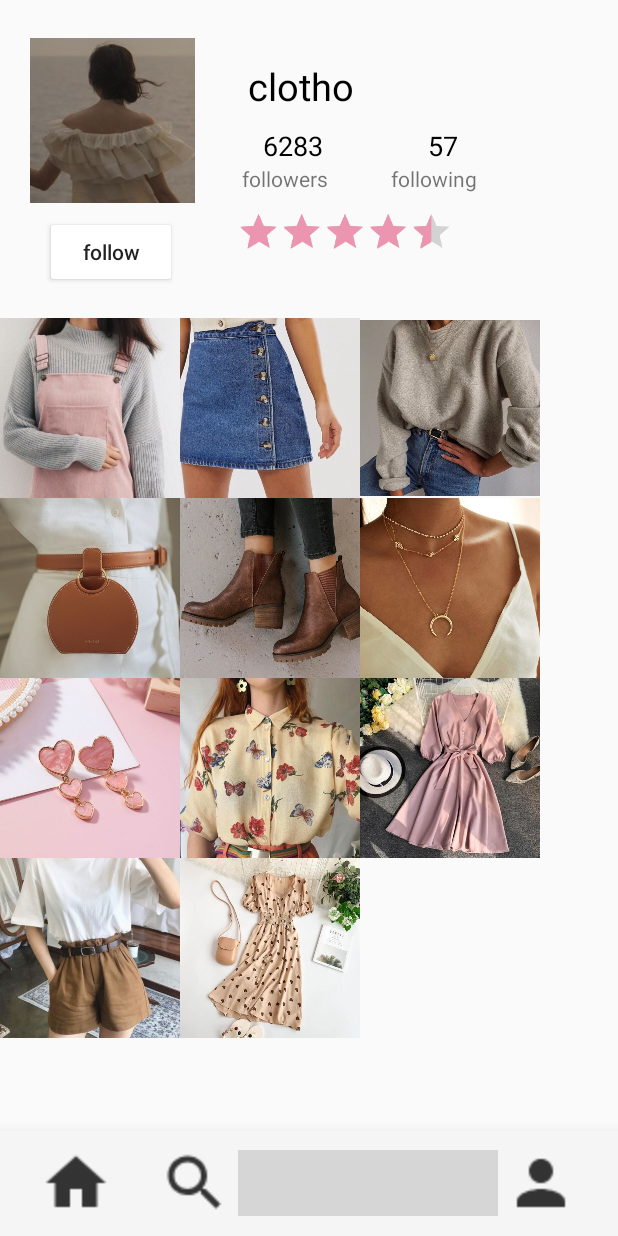
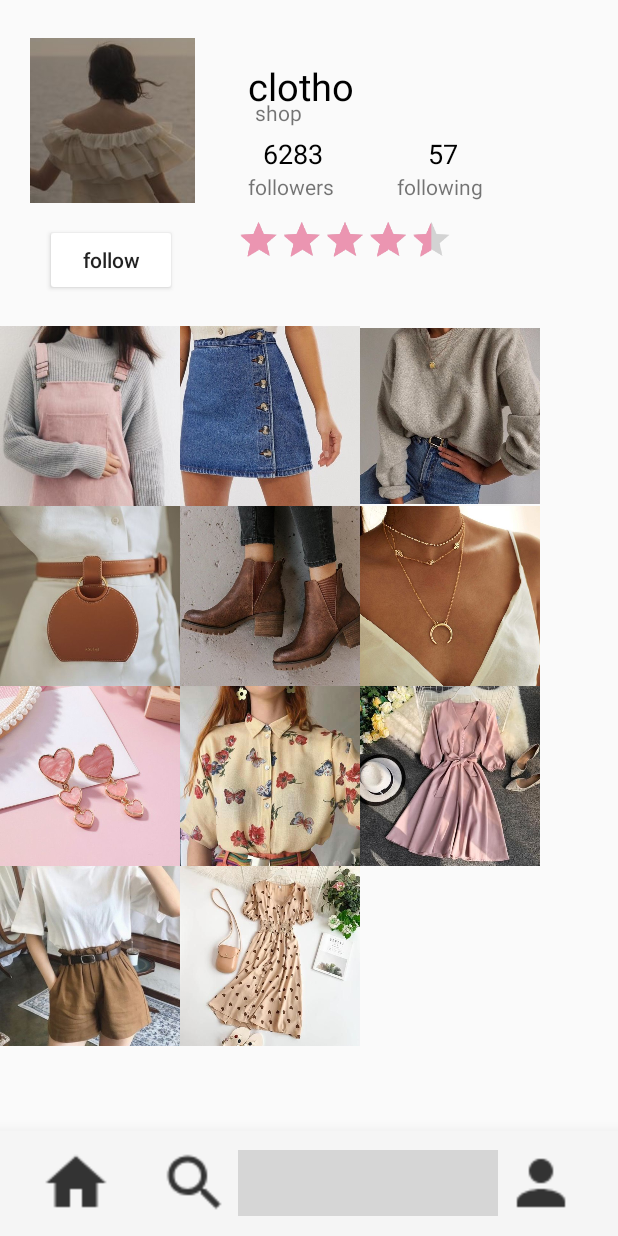
Before and after one commit to sliu7714/xenia_ellehacks, an Android app: the fragment ShopProfileFragment placed in its activity, on a phone screen of 412 x 824 dp. Run offline under Robolectric (Android 15) with nearby library versions, the phone set to English and light mode, and no system bars; grey boxes are pictures that could not be loaded.

```diff
--- a/app/src/main/res/layout/fragment_shop_profile.xml
+++ b/app/src/main/res/layout/fragment_shop_profile.xml
@@ -40,7 +40,7 @@
             android:layout_below="@id/username"
             android:layout_toRightOf="@id/followers_num"
             android:layout_marginLeft="70dp"
-            android:layout_marginTop="10dp"
+            android:layout_marginTop="15dp"
             android:textSize="18sp"
             android:textColor="@color/Black"/>
 
@@ -52,7 +52,7 @@
             android:layout_below="@id/username"
             android:layout_toRightOf="@id/profile_pic"
             android:layout_marginLeft="45dp"
-            android:layout_marginTop="10dp"
+            android:layout_marginTop="15dp"
             android:textSize="18sp"
             android:textColor="@color/Black"/>
 
@@ -71,7 +71,7 @@
             android:layout_height="wrap_content"
             android:text="followers"
             android:layout_toRightOf="@id/profile_pic"
-            android:layout_marginLeft="31dp"
+            android:layout_marginLeft="35dp"
             android:layout_below="@id/followers_num" />
 
         <Button
@@ -99,6 +99,16 @@
             android:scaleY="0.6"
             android:scaleX="0.6"
             />
+
+        <TextView
+            android:id="@+id/shop_tv"
+            android:layout_width="wrap_content"
+            android:layout_height="wrap_content"
+            android:layout_toRightOf="@id/profile_pic"
+            android:layout_marginTop="65dp"
+
+            android:layout_marginLeft="40dp"
+            android:text="shop" />
 
 
     </RelativeLayout>
```
Also changed, not shown: app/src/main/java/com/example/ellehacks/PostEditFragment.java (added, +29 -0 lines), app/src/main/res/layout/fragment_post_edit.xml (added, +105 -0 lines).
